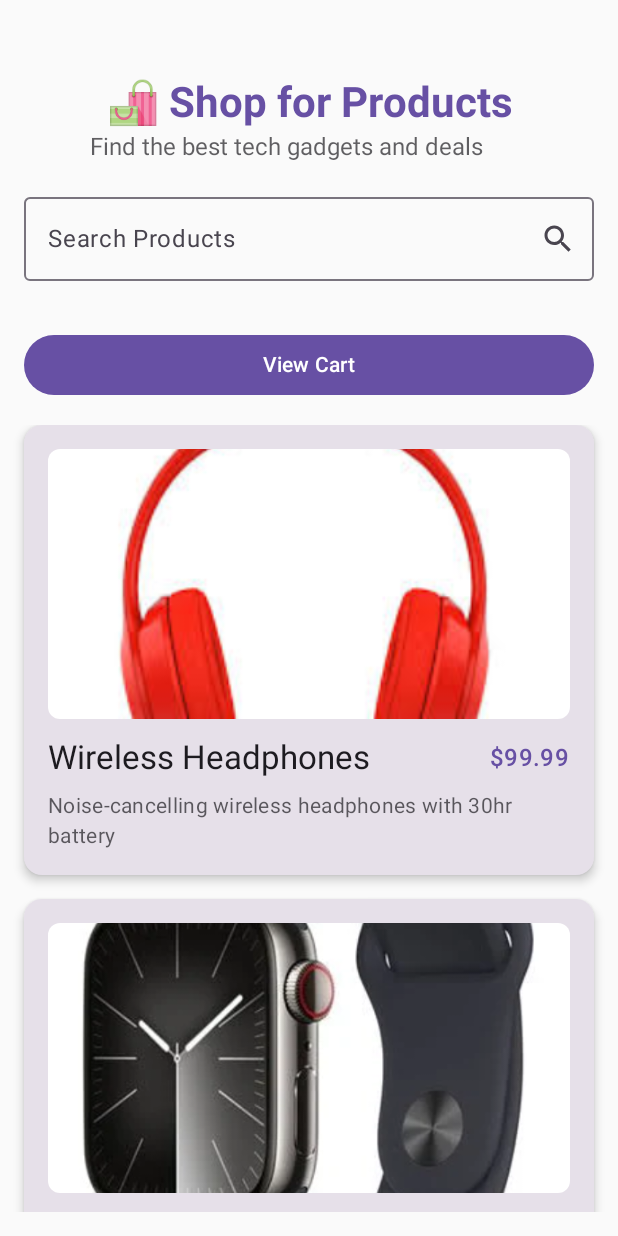
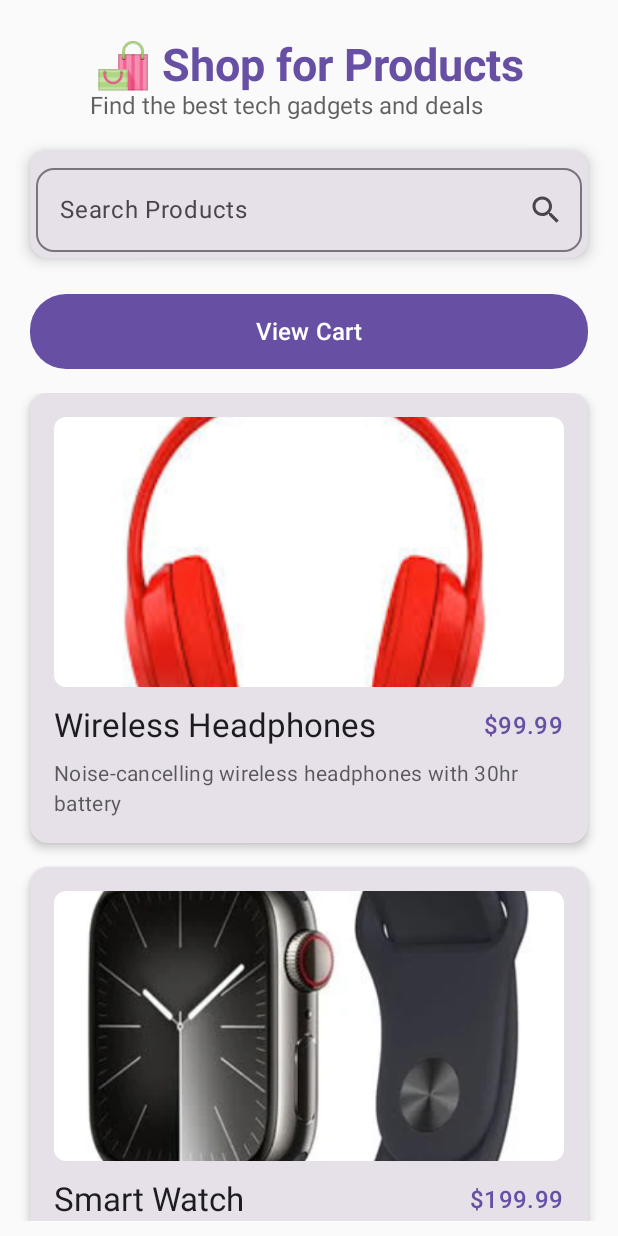
Before and after one commit to Temowo/MAPD721_Group2_Final_Project, an Android app built with Jetpack Compose: the screen it shows after launch (MainActivity), on a phone screen of 412 x 824 dp. Run offline under Robolectric (Android 15) with nearby library versions, the phone set to English and light mode, and no system bars.

Commit message:
Updated UI of Main Page

```diff
--- a/app/src/main/java/com/mapd721/group2/ProductListScreen.kt
+++ b/app/src/main/java/com/mapd721/group2/ProductListScreen.kt
@@ -6,6 +6,7 @@ import androidx.compose.animation.core.tween
 import androidx.compose.foundation.layout.*
 import androidx.compose.foundation.lazy.LazyColumn
 import androidx.compose.foundation.lazy.items
+import androidx.compose.foundation.shape.RoundedCornerShape
 import androidx.compose.material.icons.Icons
 import androidx.compose.material.icons.filled.Search
 import androidx.compose.material3.*
@@ -22,8 +23,6 @@ import kotlinx.coroutines.delay
 @Composable
 fun ProductListScreen(navController: NavController) {
     var searchQuery by remember { mutableStateOf("") }
-
-    // 🌟 Horizontal animation state
     val offsetX = remember { Animatable(-300f) }
 
     LaunchedEffect(Unit) {
@@ -37,7 +36,6 @@ fun ProductListScreen(navController: NavController) {
         }
     }
 
-    // Filter your existing dummyProducts based on the search query
     val filteredProducts = remember(searchQuery) {
         if (searchQuery.isNotBlank()) {
             dummyProducts.filter {
@@ -51,45 +49,45 @@ fun ProductListScreen(navController: NavController) {
     Column(
         modifier = Modifier
             .fillMaxSize()
-            .padding(16.dp)
+            .padding(horizontal = 20.dp, vertical = 10.dp)
     ) {
-        Spacer(modifier = Modifier.height(32.dp))
+        Spacer(modifier = Modifier.height(16.dp))
 
-        // Main Title
         Text(
             text = "🛍️ Shop for Products",
-            fontSize = 28.sp,
+            fontSize = 30.sp,
             fontWeight = FontWeight.Bold,
             color = MaterialTheme.colorScheme.primary,
-            modifier = Modifier
-                .fillMaxWidth()
-                .padding(vertical = 4.dp),
+            modifier = Modifier.fillMaxWidth(),
             textAlign = TextAlign.Center
         )
 
-        // Subtitle
         Text(
             text = "Find the best tech gadgets and deals",
             fontSize = 16.sp,
             color = MaterialTheme.colorScheme.onBackground.copy(alpha = 0.7f),
             modifier = Modifier
-                .graphicsLayer {
-                    translationX = offsetX.value
-                }
+                .graphicsLayer { translationX = offsetX.value }
                 .fillMaxWidth()
-                .padding(bottom = 16.dp),
+                .padding(bottom = 20.dp),
             textAlign = TextAlign.Center
         )
 
-        // 🔍 Search Bar with Icon Button
+        Card(
+            elevation = CardDefaults.cardElevation(6.dp),
+            shape = RoundedCornerShape(12.dp),
+            modifier = Modifier.fillMaxWidth()
+        ) {
             OutlinedTextField(
                 value = searchQuery,
                 onValueChange = { searchQuery = it },
                 label = { Text("Search Products") },
-            modifier = Modifier.fillMaxWidth(),
+                modifier = Modifier
+                    .fillMaxWidth()
+                    .padding(4.dp),
+                shape = RoundedCornerShape(12.dp),
                 trailingIcon = {
                     IconButton(onClick = {
-                    // Optional: trigger something on click
                         println("Search clicked for: $searchQuery")
                     }) {
                         Icon(
@@ -99,14 +97,18 @@ fun ProductListScreen(navController: NavController) {
                     }
                 }
             )
+        }
 
-        Spacer(modifier = Modifier.height(32.dp))
+        Spacer(modifier = Modifier.height(24.dp))
 
         Button(
             onClick = { navController.navigate("cart") },
-            modifier = Modifier.fillMaxWidth()
+            modifier = Modifier
+                .fillMaxWidth()
+                .height(50.dp),
+            shape = RoundedCornerShape(24.dp)
         ) {
-            Text("View Cart")
+            Text("View Cart", fontSize = 16.sp)
         }
 
         Spacer(modifier = Modifier.height(16.dp))
```
Lines whose indentation alone changed are shown as unchanged.
